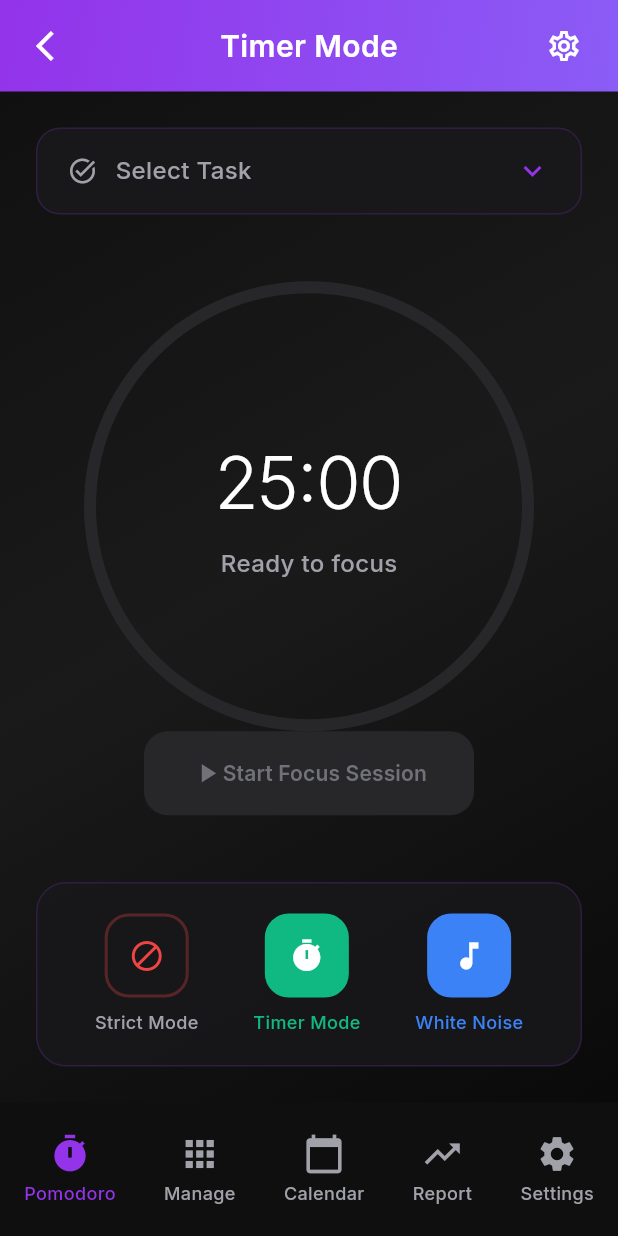
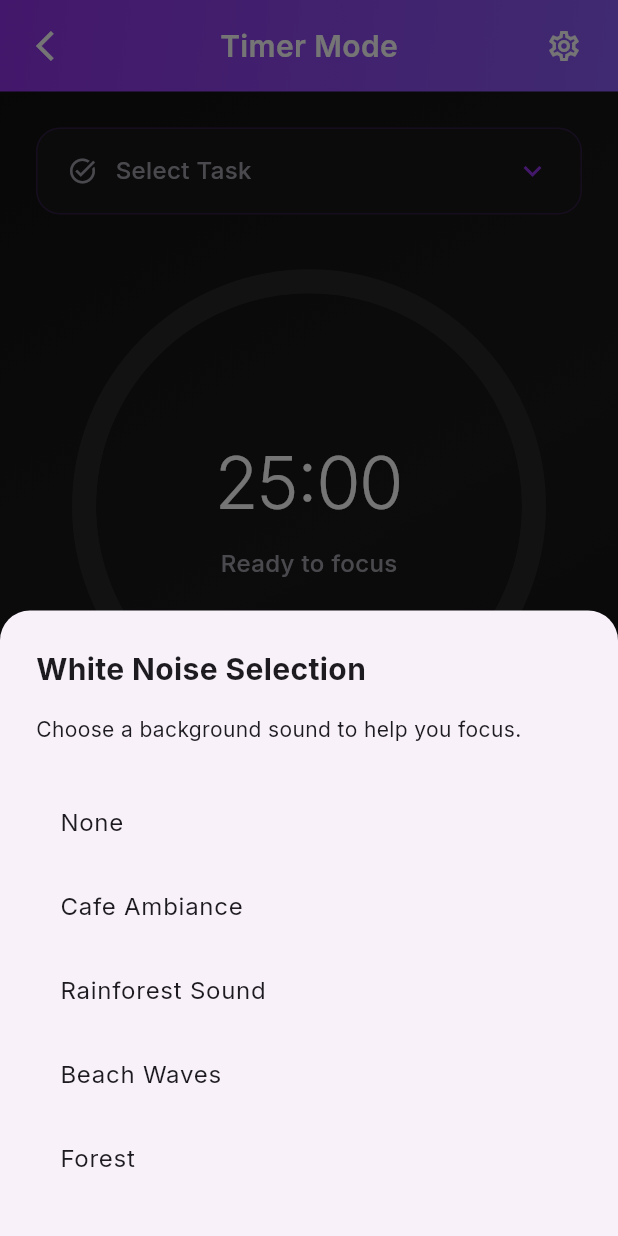
Before and after one commit to AccessibleDitto/4bit_hackit, a Flutter app: the TimerModePage screen opened directly, after a tap on "White Noise", on a phone screen of 412 x 824 dp. Run offline on Flutter 3.47's test engine with Material 3 defaults, Android fonts, the light colour scheme and no system bars; our stand-ins replace confetti, google_fonts.

Commit message:
fixed timer circle and mode buttons, added menu

```diff
--- a/flutter_application_4bit/lib/homepage.dart
+++ b/flutter_application_4bit/lib/homepage.dart
@@ -276,6 +276,7 @@ class _TimerModePageState extends State<TimerModePage> with TickerProviderStateM
               Expanded(
                 child: ListView.builder(
                   padding: const EdgeInsets.symmetric(horizontal: 24),
+                  physics: BouncingScrollPhysics(),
                   itemCount: _tasks.length,
                   itemBuilder: (context, index) {
                     final task = _tasks[index];
@@ -1042,26 +1043,28 @@ class _TimerModePageState extends State<TimerModePage> with TickerProviderStateM
             ),
 
           // Timer Circle
-          Container(
+          SizedBox(
             width: 300,
             height: 300,
             child: Stack(
+              alignment: Alignment.center,
               children: [
                 // Outer Circle
-                Container(
+                SizedBox(
                   width: 300,
                   height: 300,
-                  decoration: BoxDecoration(
-                    shape: BoxShape.circle,
-                    border: Border.all(
-                      color: const Color(0xFF27272A),
-                      width: 8,
+                  child: DecoratedBox(
+                    decoration: BoxDecoration(
+                      shape: BoxShape.circle,
+                      border: Border.all(
+                        color: const Color(0xFF27272A),
+                        width: 8,
+                      ),
                     ),
                   ),
                 ),
-
-                // Progress Circle
-                Container(
+                // Progress Circle (same size)
+                SizedBox(
                   width: 300,
                   height: 300,
                   child: AnimatedBuilder(
@@ -1069,15 +1072,14 @@ class _TimerModePageState extends State<TimerModePage> with TickerProviderStateM
                     builder: (context, child) {
                       return CircularProgressIndicator(
                         value: _progressAnimation.value,
-                        strokeWidth: 8,
-                        backgroundColor: Colors.transparent,
+                        strokeWidth: 16, // match the total width of the outer border (8+8)
+                        backgroundColor: const Color(0xFF27272A), // match the outer circle border color
                         valueColor: AlwaysStoppedAnimation<Color>(_getProgressColor()),
                         strokeCap: StrokeCap.round,
                       );
                     },
                   ),
                 ),
-
                 // Timer Content
                 Center(
                   child: Column(
@@ -1334,7 +1336,6 @@ class _TimerModePageState extends State<TimerModePage> with TickerProviderStateM
             onTap: () {
               showModalBottomSheet(
                 context: context,
-                backgroundColor: Colors.white,
                 shape: const RoundedRectangleBorder(
                   borderRadius: BorderRadius.vertical(top: Radius.circular(20)),
                 ),
@@ -1370,7 +1371,6 @@ class _TimerModePageState extends State<TimerModePage> with TickerProviderStateM
             onTap: () {
               showModalBottomSheet(
                 context: context,
-                backgroundColor: Colors.white,
                 shape: const RoundedRectangleBorder(
                   borderRadius: BorderRadius.vertical(top: Radius.circular(20)),
                 ),
@@ -1404,7 +1404,62 @@ class _TimerModePageState extends State<TimerModePage> with TickerProviderStateM
             isSelected: _isWhiteNoise,
             color: const Color(0xFF3B82F6),
             onTap: () {
-              setState(() => _isWhiteNoise = !_isWhiteNoise);
+              showModalBottomSheet(
+                context: context,
+                shape: const RoundedRectangleBorder(
+                  borderRadius: BorderRadius.vertical(top: Radius.circular(20)),
+                ),
+                builder: (context) => SingleChildScrollView(
+                  child: Container(
+                    padding: const EdgeInsets.all(24),
+                    child: Column(
+                      mainAxisSize: MainAxisSize.min,
+                      crossAxisAlignment: CrossAxisAlignment.start,
+                      children: [
+                        const Text('White Noise Selection', style: TextStyle(fontSize: 20, fontWeight: FontWeight.bold)),
+                        const SizedBox(height: 16),
+                        const Text('Choose a background sound to help you focus.'),
+                        const SizedBox(height: 24),
+                        ListTile(
+                          title: const Text('None'),
+                          onTap: () {
+                            setState(() { /* your state update here */ });
+                            Navigator.pop(context);
+                          },
+                        ),
+                        ListTile(
+                          title: const Text('Cafe Ambiance'),
+                          onTap: () {
+                            setState(() { /* your state update here */ });
+                            Navigator.pop(context);
+                          },
+                        ),
+                        ListTile(
+                          title: const Text('Rainforest Sound'),
+                          onTap: () {
+                            setState(() { /* your state update here */ });
+                            Navigator.pop(context);
+                          },
+                        ),
+                        ListTile(
+                          title: const Text('Beach Waves'),
+                          onTap: () {
+                            setState(() { /* your state update here */ });
+                            Navigator.pop(context);
+                          },
+                        ),
+                        ListTile(
+                          title: const Text('Forest'),
+                          onTap: () {
+                            setState(() { /* your state update here */ });
+                            Navigator.pop(context);
+                          },
+                        ),
+                      ],
+                    ),
+                  ),
+                ),
+              );
               HapticFeedback.selectionClick();
             },
           ),
@@ -1428,16 +1483,16 @@ class _TimerModePageState extends State<TimerModePage> with TickerProviderStateM
             width: 56,
             height: 56,
             decoration: BoxDecoration(
-              color: isSelected ? color : Colors.transparent,
+              color: Colors.transparent,
               borderRadius: BorderRadius.circular(16),
               border: Border.all(
-                color: isSelected ? color : color.withOpacity(0.3),
+                color: color,
                 width: 2,
               ),
             ),
             child: Icon(
               icon,
-              color: isSelected ? Colors.white : color,
+              color: color,
               size: 24,
             ),
           ),
@@ -1445,7 +1500,7 @@ class _TimerModePageState extends State<TimerModePage> with TickerProviderStateM
           Text(
             label,
             style: GoogleFonts.inter(
-              color: isSelected ? color : const Color(0xFFA1A1AA),
+              color: color,
               fontSize: 12,
               fontWeight: FontWeight.w500,
             ),
```
